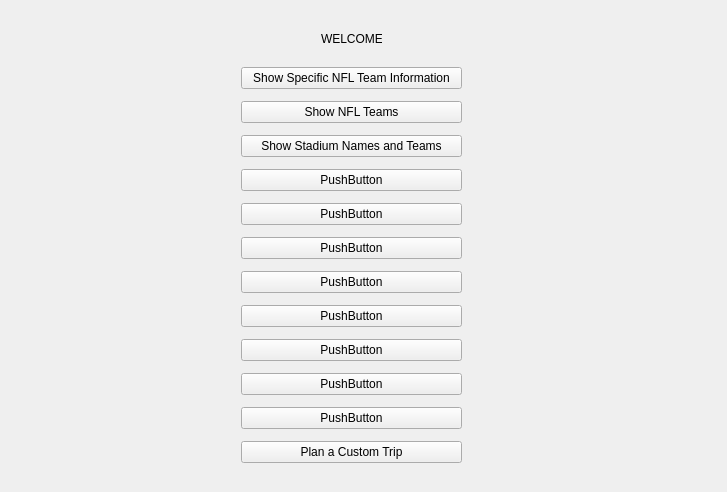
Qt form FootballPlanner/menuselectwindow.ui (DonovanFoley/CS1D-Project2) before a commit.
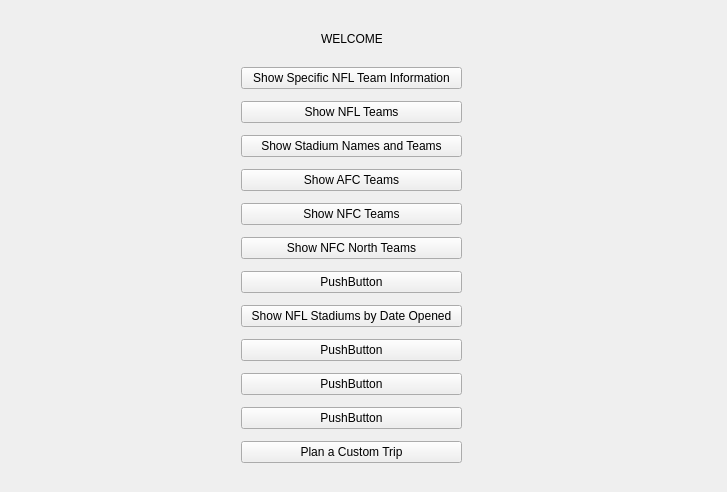
The same form after that commit. The open tabs and pages were chosen to show the change.

Patch:
```diff
--- a/FootballPlanner/menuselectwindow.ui
+++ b/FootballPlanner/menuselectwindow.ui
@@ -67,21 +67,21 @@
         <item>
          <widget class="QPushButton" name="pushButton_4">
           <property name="text">
-           <string>PushButton</string>
+           <string>Show AFC Teams</string>
           </property>
          </widget>
         </item>
         <item>
          <widget class="QPushButton" name="pushButton_5">
           <property name="text">
-           <string>PushButton</string>
+           <string>Show NFC Teams</string>
           </property>
          </widget>
         </item>
         <item>
          <widget class="QPushButton" name="pushButton_6">
           <property name="text">
-           <string>PushButton</string>
+           <string>Show NFC North Teams</string>
           </property>
          </widget>
         </item>
@@ -95,7 +95,7 @@
         <item>
          <widget class="QPushButton" name="pushButton_8">
           <property name="text">
-           <string>PushButton</string>
+           <string>Show NFL Stadiums by Date Opened</string>
           </property>
          </widget>
         </item>
```
Left out of the diff: 10 changed lines with no effect on the pictures.
